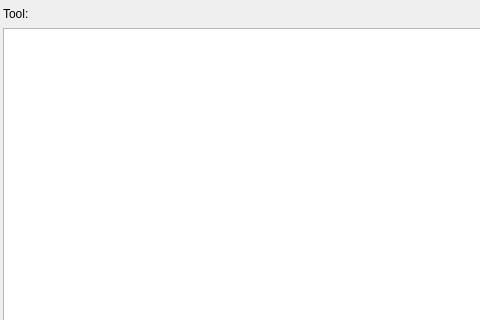
The window that src/GSvar/ExternalToolDialog.ui (imgag/ngs-bits) describes before a commit, drawn with Qt 5; both pictures show x 0 to 480 and y 0 to 320 of the 622 by 434 pixel window.
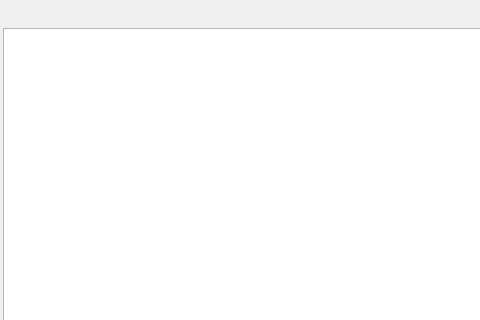
The same window after the commit.

Commit message: GSvar: external tools are no longer used - instead the underlying algorithms are used.

```diff
--- a/src/GSvar/ExternalToolDialog.ui
+++ b/src/GSvar/ExternalToolDialog.ui
@@ -37,7 +37,7 @@
      <item>
       <widget class="QLabel" name="label">
        <property name="text">
-        <string>Tool:</string>
+        <string/>
        </property>
       </widget>
      </item>
```
Left out of the diff: 2 changed lines with no effect on the pictures. The commit also changes 7 other files.
